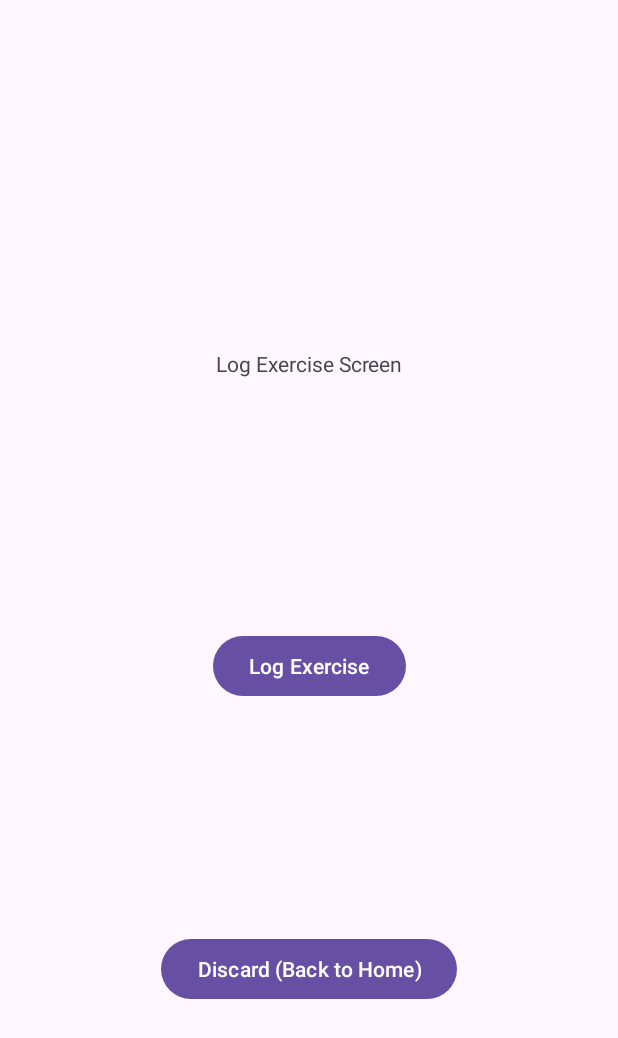
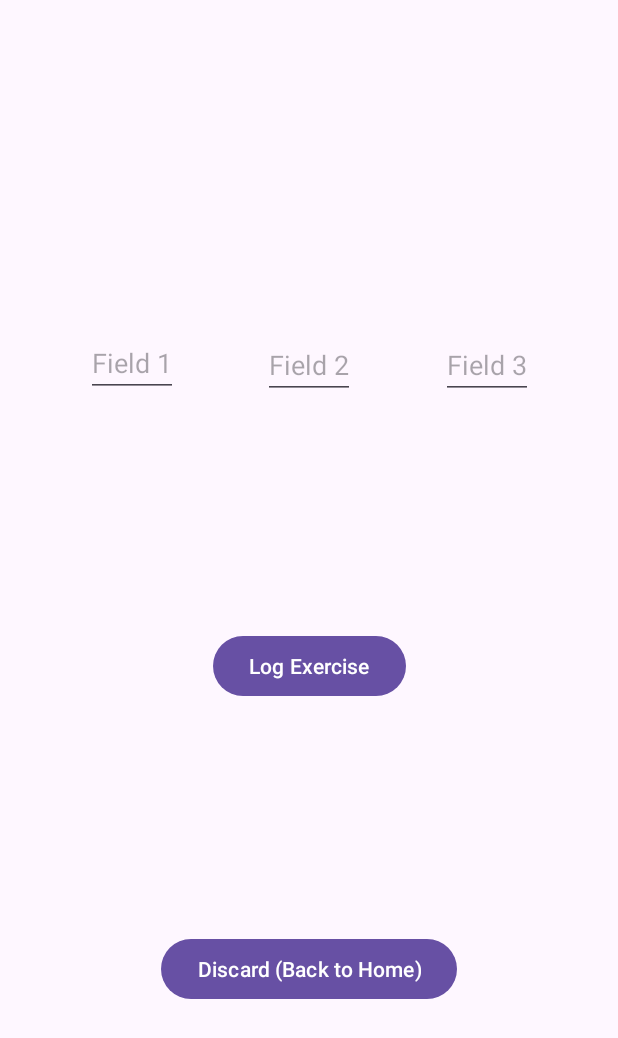
Before and after one commit to COSC481W-2024Winter/ResoluteApp, an Android app: the LogExerciseFragment screen opened through its navigation route, on a phone screen of 412 x 824 dp. Shown: the top 1038 px of the screen. Run offline under Robolectric (Android 15) with nearby library versions, the phone set to English and light mode, and no system bars; our stand-ins replace Firebase (no records; nobody signed in at launch, a user with empty details on screens opened directly), navigation-ui.

Commit message:
Update: Added GUI elements (3 edit texts) and removed screen title. This addresses the first of two tasks for issue #13. Also lays groundwork for future development with the addition of a LogExerciseActivity class.
* add LogExerciseActivity for future work
* update / add fragment_log_exercise.xml edit text fields
* updated the dependencies to the AndroidManifest.xml to easier access the db connection / update the project dependencies version

addresses #13

```diff
--- a/app/build.gradle.kts
+++ b/app/build.gradle.kts
@@ -40,8 +40,8 @@ dependencies {
     implementation("androidx.appcompat:appcompat:1.6.1")
     implementation("com.google.android.material:material:1.11.0")
     implementation("androidx.constraintlayout:constraintlayout:2.1.4")
-    implementation("androidx.navigation:navigation-fragment:2.7.6")
-    implementation("androidx.navigation:navigation-ui:2.7.6")
+    implementation("androidx.navigation:navigation-fragment:2.7.7")
+    implementation("androidx.navigation:navigation-ui:2.7.7")
     testImplementation("junit:junit:4.13.2")
     androidTestImplementation("androidx.test.ext:junit:1.1.5")
     androidTestImplementation("androidx.test.espresso:espresso-core:3.5.1")
@@ -49,4 +49,6 @@ dependencies {
     implementation("com.google.firebase:firebase-analytics")
     implementation("com.google.firebase:firebase-auth")
     implementation("com.google.firebase:firebase-firestore")
+    implementation ("com.google.firebase:firebase-firestore-ktx:24.10.2")
+
 }
--- a/app/src/main/AndroidManifest.xml
+++ b/app/src/main/AndroidManifest.xml
@@ -23,6 +23,14 @@
                 <category android:name="android.intent.category.LAUNCHER" />
             </intent-filter>
         </activity>
+
+        <activity
+            android:name=".LogExerciseActivity"
+            android:configChanges="orientation|screenSize">
+        </activity>
+
+
+
     </application>
 
 </manifest>
--- /dev/null
+++ b/app/src/main/java/com/example/resoluteapp/LogExerciseActivity.java
@@ -0,0 +1,14 @@
+package com.example.resoluteapp;
+
+import android.os.Bundle;
+
+import androidx.appcompat.app.AppCompatActivity;
+
+public class LogExerciseActivity extends AppCompatActivity {
+
+    @Override
+    protected void onCreate(Bundle savedInstanceState) {
+        super.onCreate(savedInstanceState);
+        setContentView(R.layout.fragment_log_exercise);
+    }
+}
--- a/app/src/main/java/com/example/resoluteapp/LogExerciseFragment.java
+++ b/app/src/main/java/com/example/resoluteapp/LogExerciseFragment.java
@@ -1,18 +1,17 @@
 package com.example.resoluteapp;
 
 import android.os.Bundle;
+import android.view.LayoutInflater;
+import android.view.View;
+import android.view.ViewGroup;
 
 import androidx.annotation.NonNull;
 import androidx.fragment.app.Fragment;
 import androidx.navigation.fragment.NavHostFragment;
 
-import android.util.Log;
-import android.view.LayoutInflater;
-import android.view.View;
-import android.view.ViewGroup;
+import com.example.resoluteapp.databinding.FragmentLogExerciseBinding;
 
-import com.example.resoluteapp.databinding.FragmentLogExerciseBinding;
-import com.example.resoluteapp.databinding.FragmentLoginBinding;
+import com.google.firebase.firestore.FirebaseFirestore;
 
 /**
  * A simple {@link Fragment} subclass.
@@ -21,6 +20,7 @@ import com.example.resoluteapp.databinding.FragmentLoginBinding;
  */
 public class LogExerciseFragment extends Fragment {
     private FragmentLogExerciseBinding binding;
+    private FirebaseFirestore theDB;
 
     @Override
     public View onCreateView(
@@ -35,6 +35,8 @@ public class LogExerciseFragment extends Fragment {
 
     public void onViewCreated(@NonNull View view, Bundle savedInstanceState) {
         super.onViewCreated(view, savedInstanceState);
+
+        theDB = FirebaseFirestore.getInstance();
 
         //Log Exercise Button
         binding.logExerciseButton.setOnClickListener(new View.OnClickListener() {
@@ -55,6 +57,14 @@ public class LogExerciseFragment extends Fragment {
         });
     }
 
+    private void logExercise() {
+
+
+
+    }
+
+
+
     @Override
     public void onDestroyView() {
         super.onDestroyView();
--- a/app/src/main/res/layout/fragment_log_exercise.xml
+++ b/app/src/main/res/layout/fragment_log_exercise.xml
@@ -4,17 +4,58 @@
     xmlns:tools="http://schemas.android.com/tools"
     android:layout_width="match_parent"
     android:layout_height="match_parent"
-    tools:context=".LogExerciseFragment" >
+    tools:context=".LogExerciseFragment">
 
-    <TextView
-        android:id="@+id/log_exercise_identifier"
+    <!-- Exercise EditText -->
+
+    <!-- Units EditText -->
+
+    <!-- Number of Units EditText -->
+
+    <!-- Log Exercise Button -->
+
+    <EditText
+        android:id="@+id/editTextExercise"
         android:layout_width="wrap_content"
         android:layout_height="wrap_content"
-        android:text="Log Exercise Screen"
+        android:layout_marginStart="50dp"
+        android:layout_marginTop="-100dp"
+        android:layout_marginBottom="-100dp"
+        android:hint="Field 1"
+        app:layout_constraintBottom_toTopOf="@+id/log_exercise_button"
+        app:layout_constraintEnd_toStartOf="@+id/editTextUnits"
+        app:layout_constraintStart_toStartOf="parent"
+        app:layout_constraintTop_toTopOf="parent" />
+
+    <EditText
+        android:id="@+id/editTextUnits"
+        android:layout_width="wrap_content"
+        android:layout_height="wrap_content"
+        android:layout_marginStart="50dp"
+        android:layout_marginTop="-100dp"
+        android:layout_marginEnd="50dp"
+        android:layout_marginBottom="-100dp"
+        android:hint="Field 2"
+        app:layout_constraintBottom_toTopOf="@+id/log_exercise_button"
+        app:layout_constraintEnd_toStartOf="@+id/editTextNumberOfUnits"
+        app:layout_constraintStart_toEndOf="@+id/editTextExercise"
+        app:layout_constraintTop_toTopOf="parent"
+        app:layout_constraintVertical_bias="0.503" />
+
+    <EditText
+        android:id="@+id/editTextNumberOfUnits"
+        android:layout_width="wrap_content"
+        android:layout_height="wrap_content"
+        android:layout_marginTop="-100dp"
+        android:layout_marginEnd="50dp"
+        android:layout_marginBottom="-100dp"
+        android:hint="Field 3"
         app:layout_constraintBottom_toTopOf="@+id/log_exercise_button"
         app:layout_constraintEnd_toEndOf="parent"
-        app:layout_constraintStart_toStartOf="parent"
-        app:layout_constraintTop_toTopOf="parent" />
+        app:layout_constraintHorizontal_bias="1.0"
+        app:layout_constraintStart_toEndOf="@+id/editTextUnits"
+        app:layout_constraintTop_toTopOf="parent"
+        app:layout_constraintVertical_bias="0.503" />
 
     <Button
         android:id="@+id/log_exercise_button"
@@ -26,6 +67,7 @@
         app:layout_constraintStart_toStartOf="parent"
         app:layout_constraintTop_toTopOf="parent" />
 
+    <!-- Discard Button -->
     <Button
         android:id="@+id/to_home_from_log_exercise"
         android:layout_width="wrap_content"
```
